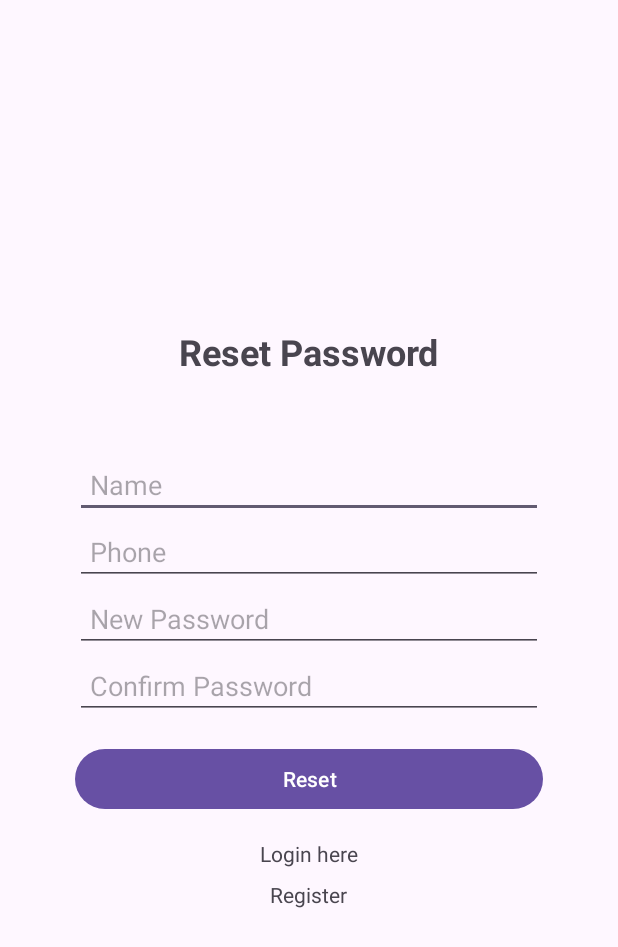
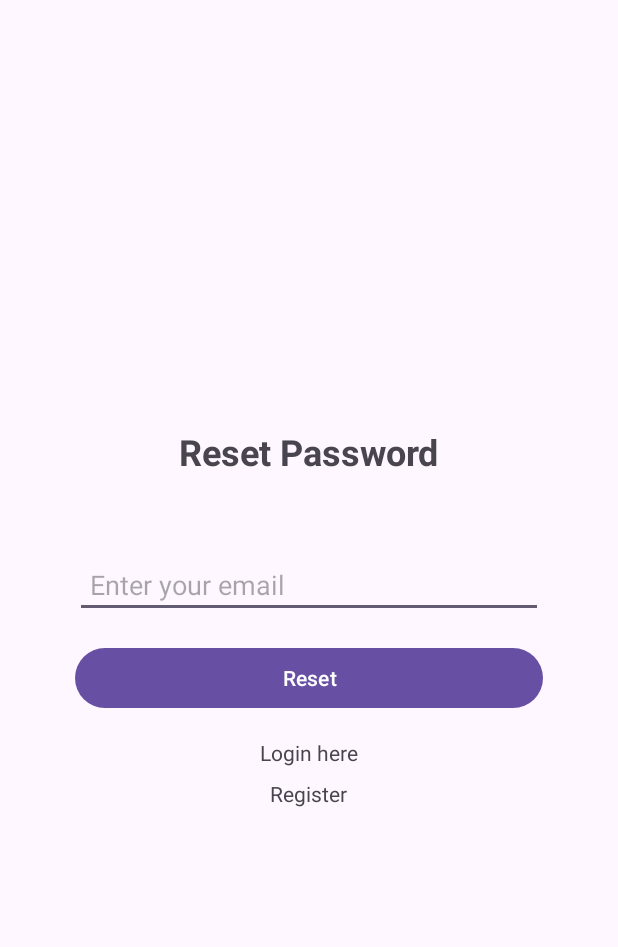
Before and after one commit to thiago-ssouza/rentals_app, an Android app: the ResetActivity screen opened directly, with no data from a screen before it, on a phone screen of 412 x 824 dp. Shown: the top 947 px of the screen. Run offline under Robolectric (Android 15) with nearby library versions, the phone set to English and light mode, and no system bars; our stand-ins replace Firebase (no records; nobody signed in at launch, a user with empty details on screens opened directly).

Commit message:
addition of reset password functionality with firebase

```diff
--- a/app/src/main/java/com/example/rentals_app/ResetActivity.java
+++ b/app/src/main/java/com/example/rentals_app/ResetActivity.java
@@ -3,15 +3,25 @@ package com.example.rentals_app;
 import androidx.appcompat.app.AppCompatActivity;
 
 import android.annotation.SuppressLint;
+import android.content.Intent;
 import android.os.Bundle;
+import android.view.View;
 import android.widget.Button;
 import android.widget.EditText;
 import android.widget.TextView;
+import android.widget.Toast;
+
+import com.google.android.gms.tasks.OnCompleteListener;
+import com.google.android.gms.tasks.Task;
+import com.google.firebase.auth.AuthCredential;
+import com.google.firebase.auth.EmailAuthProvider;
+import com.google.firebase.auth.FirebaseAuth;
+import com.google.firebase.auth.FirebaseUser;
 
 public class ResetActivity extends AppCompatActivity {
 
-    EditText firstName, lastName, email, password, confirmPassword, phoneNumber;
-    Button btnRegister;
+    EditText  email;
+    Button btnReset;
     TextView loginLink, registerLink;
 
     @SuppressLint("MissingInflatedId")
@@ -20,17 +30,37 @@ public class ResetActivity extends AppCompatActivity {
         super.onCreate(savedInstanceState);
         setContentView(R.layout.activity_reset);
 
-        firstName = findViewById(R.id.firstName);
-        lastName = findViewById(R.id.lastName);
         email = findViewById(R.id.email);
-        password = findViewById(R.id.userPassword);
-        confirmPassword = findViewById(R.id.confirmPassword);
-        phoneNumber = findViewById(R.id.phoneNumber);
 
-        btnRegister = findViewById(R.id.btnRegister);
+        btnReset = findViewById(R.id.btnReset);
         loginLink = findViewById(R.id.loginLink);
         registerLink = findViewById(R.id.forgotLink);
 
+        btnReset.setOnClickListener(new View.OnClickListener() {
+            @Override
+            public void onClick(View view) {
+                String userEmail = email.getText().toString().trim();
 
+                if (userEmail.isEmpty()) {
+                    Toast.makeText(ResetActivity.this, "Enter a valid email", Toast.LENGTH_SHORT).show();
+                    return;
+                }
+
+                FirebaseAuth.getInstance().sendPasswordResetEmail(userEmail)
+                        .addOnCompleteListener(task -> {
+                            if (task.isSuccessful()) {
+                                Toast.makeText(ResetActivity.this, "A password reset email has been sent", Toast.LENGTH_SHORT).show();
+
+                                Intent intent = new Intent(ResetActivity.this,LoginActivity.class);
+                                startActivity(intent);
+                                finish();
+
+                            } else {
+                                Toast.makeText(ResetActivity.this, "Error sending password reset email", Toast.LENGTH_SHORT).show();
+                            }
+                        });
+            }
+        });
     }
+
 }
--- a/app/src/main/res/layout/activity_reset.xml
+++ b/app/src/main/res/layout/activity_reset.xml
@@ -10,6 +10,7 @@
     android:gravity="center"
     >
 
+
     <TextView
         android:layout_width="wrap_content"
         android:layout_height="wrap_content"
@@ -19,44 +20,19 @@
         android:layout_marginBottom="50dp"
         />
 
+
     <EditText
-        android:id="@+id/firstName"
+        android:id="@+id/email"
         android:layout_width="match_parent"
         android:layout_height="wrap_content"
-        android:hint="Name"
+        android:hint="Enter your email"
         android:inputType="text"
         android:padding="10dp"
         />
 
-    <EditText
-        android:id="@+id/phone"
-        android:layout_width="match_parent"
-        android:layout_height="wrap_content"
-        android:hint="Phone"
-        android:inputType="phone"
-        android:padding="10dp"
-        />
-
-    <EditText
-        android:id="@+id/newPassword"
-        android:layout_width="match_parent"
-        android:layout_height="wrap_content"
-        android:hint="New Password"
-        android:inputType="textPassword"
-        android:padding="10dp"
-        />
-
-    <EditText
-        android:id="@+id/confirmPassword"
-        android:layout_width="match_parent"
-        android:layout_height="wrap_content"
-        android:hint="Confirm Password"
-        android:inputType="textPassword"
-        android:padding="10dp"
-        />
 
     <Button
-        android:id="@+id/btnRegister"
+        android:id="@+id/btnReset"
         android:layout_width="match_parent"
         android:layout_height="wrap_content"
         android:text="Reset"
@@ -80,4 +56,5 @@
         android:layout_gravity="center"
         android:layout_marginTop="8dp"
         />
-</LinearLayout>
+
+ </LinearLayout>
```
